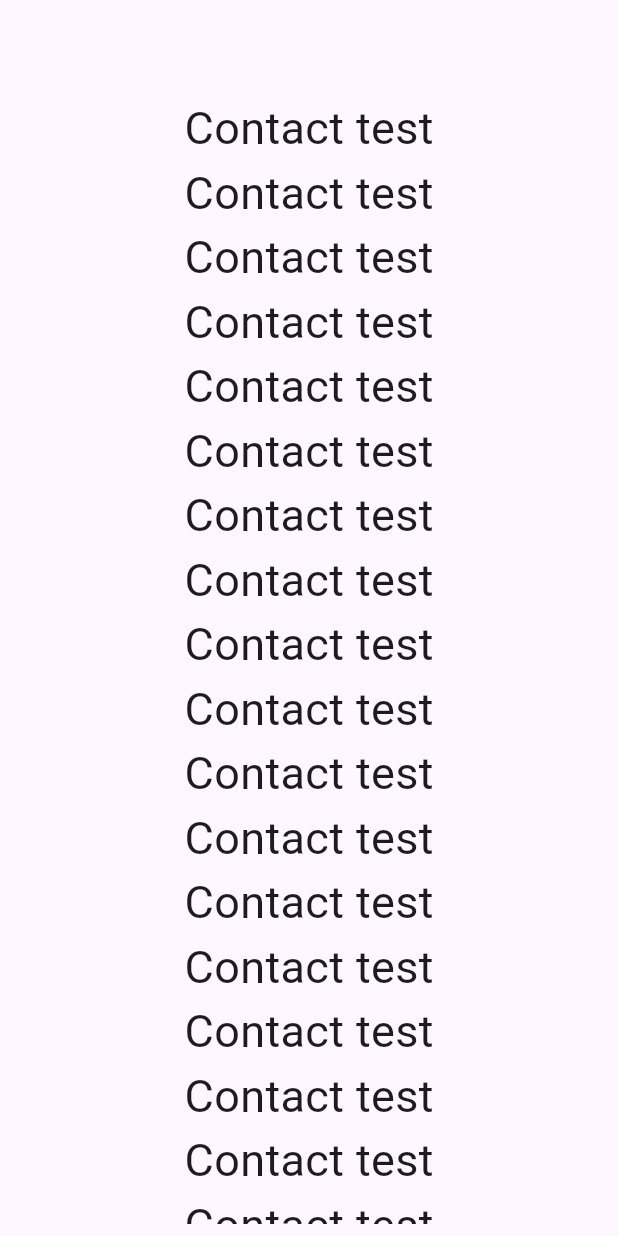
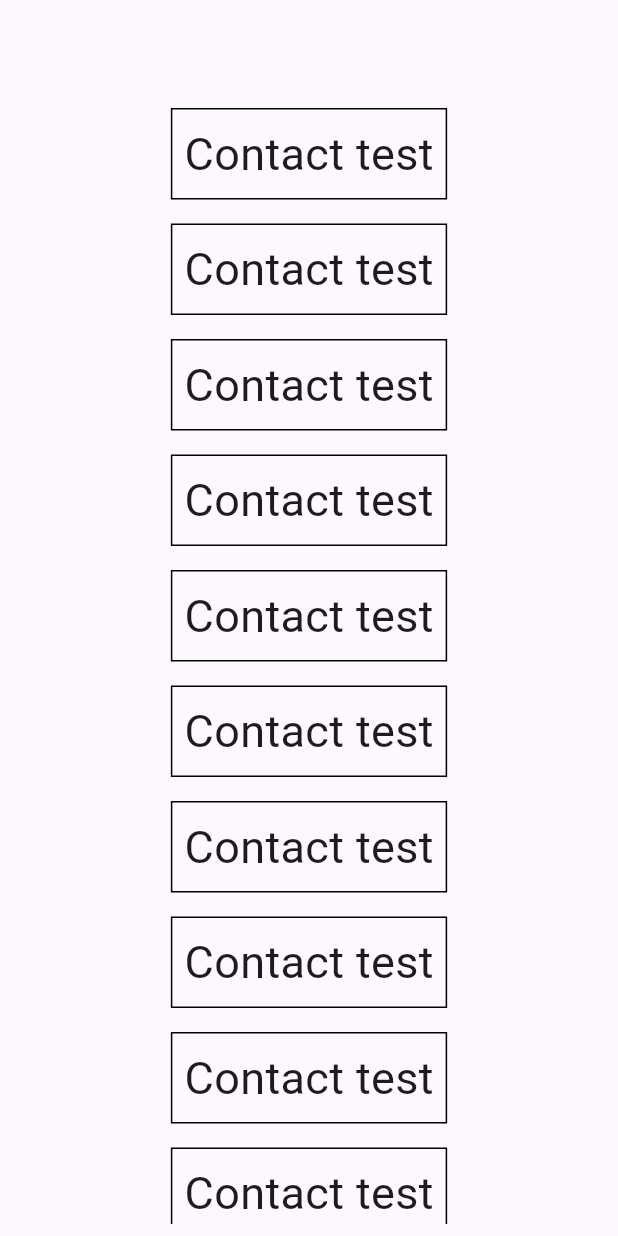
Before and after one commit to Juwonlo/contacts_app, a Flutter app: the screen it shows after launch, on a phone screen of 412 x 824 dp. Run offline on Flutter 3.47's test engine with Material 2 defaults, Android fonts, the phone set to English and light mode, and no system bars.

Commit message:
Working on the List tile

```diff
--- a/lib/ui/contacts_list/contactlistpage.dart
+++ b/lib/ui/contacts_list/contactlistpage.dart
@@ -16,9 +16,16 @@ class ContactListPage extends StatelessWidget {
           itemCount: 30,
             itemBuilder: (context, index){
               return Center(
-                child: Text('Contact test',
-                  style: TextStyle(
-                    fontSize: 30,
+                child: Container(
+                  margin: EdgeInsets.all(8.0),
+                  padding: EdgeInsets.all(8.0),
+                  decoration: BoxDecoration(
+                    border: Border.all(),
+                  ),
+                  child: Text('Contact test',
+                    style: TextStyle(
+                      fontSize: 30,
+                    ),
                   ),
                 ),
               );
```
